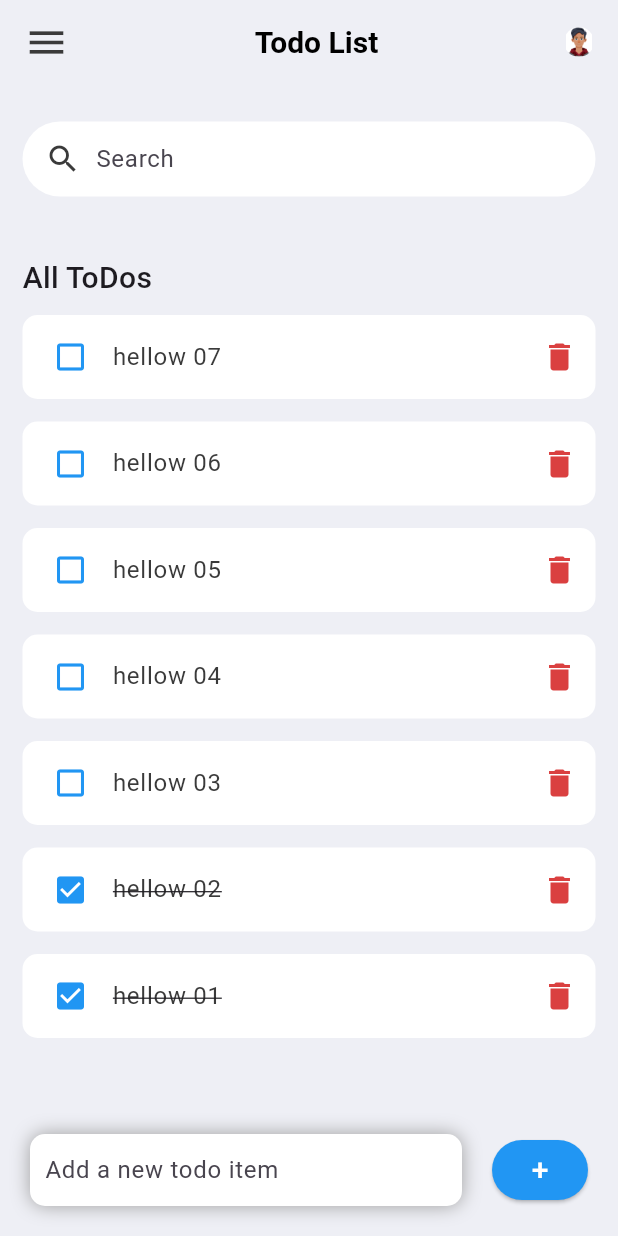
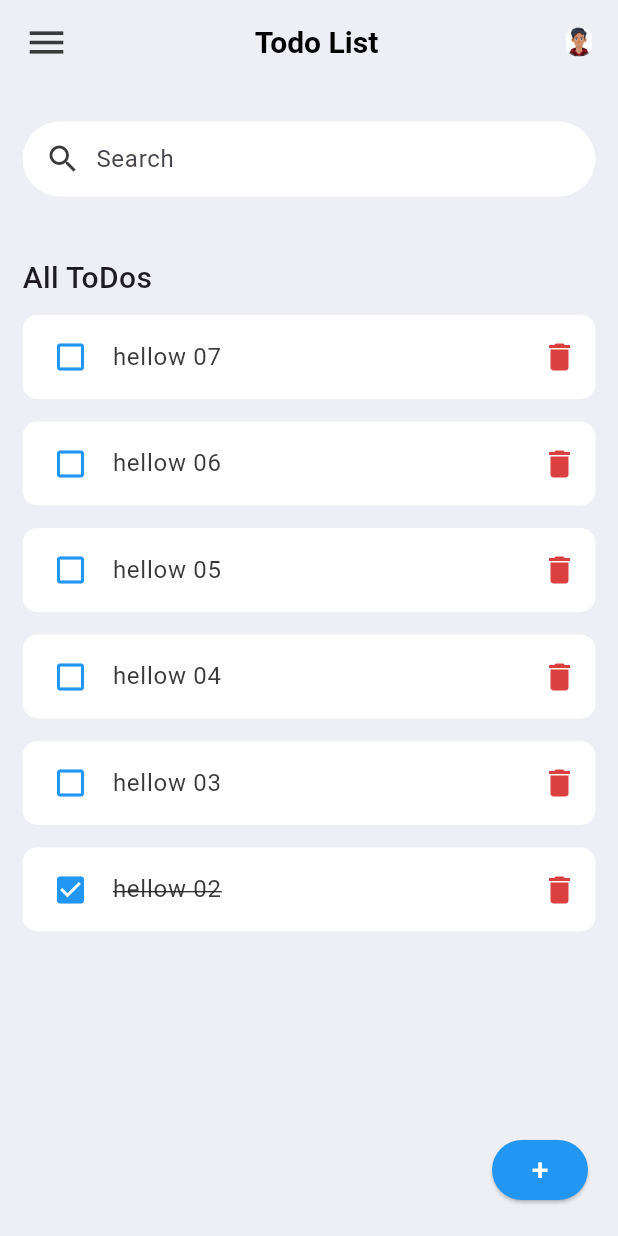
Before and after one commit to KosalaGunarathna/TodoApp-Flutter, a Flutter app: the screen it shows after launch, on a phone screen of 412 x 824 dp. Run offline on Flutter 3.47's test engine with Material 3 defaults, Android fonts, the phone set to English and light mode, and no system bars; missing offline and left inert: dart:ffi.

Commit message:
implement add todo separate page

```diff
--- a/lib/model/todo.dart
+++ b/lib/model/todo.dart
@@ -1,19 +1,30 @@
+import 'dart:async';
+
 class ToDo {
   String? id;
   String? todoText;
   bool isDone;
+  Timer? time;
 
-  ToDo({required this.id, required this.todoText, this.isDone = false});
+  ToDo({
+    required this.id,
+    required this.todoText,
+    this.isDone = false,
+    this.time,
+  });
+
 
   static List<ToDo> todoList() {
     return [
-      ToDo(id: '01', todoText: 'hellow 01',isDone: true),
+
       ToDo(id: '02', todoText: 'hellow 02',isDone: true),
       ToDo(id: '03', todoText: 'hellow 03'),
       ToDo(id: '04', todoText: 'hellow 04'),
       ToDo(id: '05', todoText: 'hellow 05'),
       ToDo(id: '06', todoText: 'hellow 06'),
-      ToDo(id: '07', todoText: 'hellow 07'),
+      ToDo(id: '07', todoText: 'hellow 07',time: Timer(Duration(seconds: 5), () {
+        print('Timer for todo 07 completed');
+      })),
     ];
   }
 }
--- a/lib/screens/home.dart
+++ b/lib/screens/home.dart
@@ -4,6 +4,7 @@ import 'dart:ffi';
 
 import 'package:flutter/material.dart';
 import 'package:todoapp/color_theam/color.dart';
+import 'package:todoapp/screens/AddTodoPage.dart';
 import '../widgets/todo_item.dart';
 import '../model/todo.dart';
 
@@ -72,53 +73,84 @@ class _HomeState extends State<Home> {
           Align(
             alignment: Alignment.bottomCenter,
             child: Row(
+              mainAxisAlignment: MainAxisAlignment.end,
               children: [
-                Expanded(
-                  child: Container(
-                    margin:
-                        const EdgeInsets.only(bottom: 20, right: 20, left: 20),
-                    padding: EdgeInsets.symmetric(horizontal: 10),
-                    decoration: BoxDecoration(
-                      color: Colors.white,
-                      boxShadow: const [
-                        BoxShadow(
-                            color: Colors.grey,
-                            offset: Offset(0.0, 0.0),
-                            blurRadius: 10.0,
-                            spreadRadius: 0.0),
-                      ],
-                      borderRadius: BorderRadius.circular(10),
-                    ),
-                    child: TextField(
-                      controller: _todoController,
-                      decoration: const InputDecoration(
-                        hintText: 'Add a new todo item',
-                        border: InputBorder.none,
-                      ),
-                    ),
-                  ),
-                ),
+                // Expanded(
+                //   child: Container(
+                //     margin:
+                //         const EdgeInsets.only(bottom: 20, right: 20, left: 20),
+                //     padding: EdgeInsets.symmetric(horizontal: 10),
+                //     decoration: BoxDecoration(
+                //       color: Colors.white,
+                //       boxShadow: const [
+                //         BoxShadow(
+                //             color: Colors.grey,
+                //             offset: Offset(0.0, 0.0),
+                //             blurRadius: 10.0,
+                //             spreadRadius: 0.0),
+                //       ],
+                //       borderRadius: BorderRadius.circular(10),
+                //     ),
+                //     child: TextField(
+                //       controller: _todoController,
+                //       decoration: const InputDecoration(
+                //         hintText: 'Add a new todo item',
+                //         border: InputBorder.none,
+                //       ),
+                //     ),
+                //   ),
+                // ),
+
+
+                // Container(
+                //   margin: const EdgeInsets.only(
+                //     bottom: 20,
+                //     right: 20,
+                //   ),
+                //   child: ElevatedButton(
+                //     onPressed: () {
+                //       _addToDoItem(_todoController.text);
+                //     },
+                //     style: ElevatedButton.styleFrom(
+                //       backgroundColor: Colors.blue, // Background color
+                //       foregroundColor: Colors.white,
+                //     ),
+                //     child: const Text(
+                //       '+',
+                //       style: TextStyle(
+                //         fontSize: 20,
+                //       ),
+                //     ),
+                //   ),
+                // ),
+
                 Container(
-                  margin: const EdgeInsets.only(
-                    bottom: 20,
-                    right: 20,
-                  ),
+                // margin: const EdgeInsets.only(bottom: 20, right: 20),
+                padding: const EdgeInsets.all(20),
                 child: ElevatedButton(
-                    onPressed: () {
-                      _addToDoItem(_todoController.text);
+                  onPressed: ()  {
+                    Navigator.push(
+                      context,
+                      MaterialPageRoute(builder: (context) => AddTodoPage()),
+                    ).then((value) {
+                      if (value != null && value is String) {
+                        _addToDoItem(value);
+                      }
+                    });
+
+
                   },
                   style: ElevatedButton.styleFrom(
-                      backgroundColor: Colors.blue, // Background color
+                    backgroundColor: Colors.blue,
                     foregroundColor: Colors.white,
                   ),
                   child: const Text(
                     '+',
-                      style: TextStyle(
-                        fontSize: 20,
+                    style: TextStyle(fontSize: 20),
                   ),
                 ),
               ),
-                ),
+
               ],
             ),
           ),
--- a/lib/widgets/todo_item.dart
+++ b/lib/widgets/todo_item.dart
@@ -17,6 +17,7 @@ class ToDoItem extends StatelessWidget {
             contentPadding: const EdgeInsets.only(
               left: 20,
             ),
+
             onTap: () {
               // print("click on todo items");
               onToDoChanged(todo);
--- a/pubspec.yaml
+++ b/pubspec.yaml
@@ -32,6 +32,7 @@ dependencies:
     sdk: flutter
 
 
+
   # The following adds the Cupertino Icons font to your application.
   # Use with the CupertinoIcons class for iOS style icons.
   cupertino_icons: ^1.0.8
@@ -46,6 +47,7 @@ dev_dependencies:
   # package. See that file for information about deactivating specific lint
   # rules and activating additional ones.
   flutter_lints: ^4.0.0
+
 
 # For information on the generic Dart part of this file, see the
 # following page: https://dart.dev/tools/pub/pubspec
```
Also changed, not shown: lib/screens/AddTodoPage.dart (added, +50 -0 lines). Lines whose indentation alone changed are shown as unchanged.
